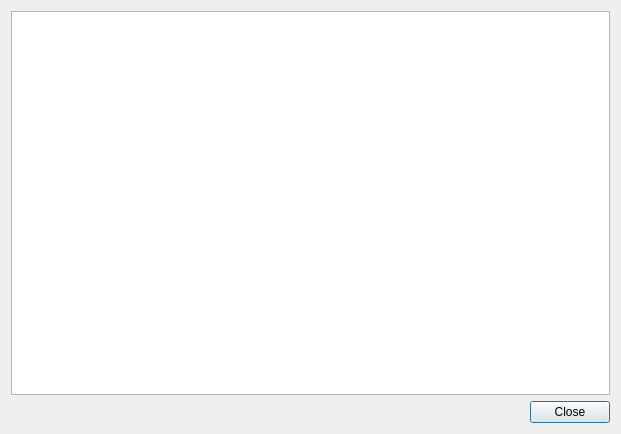
Old version of the form src/diagnosticsdialog.ui in the repository tomahawk-player/tomahawk.
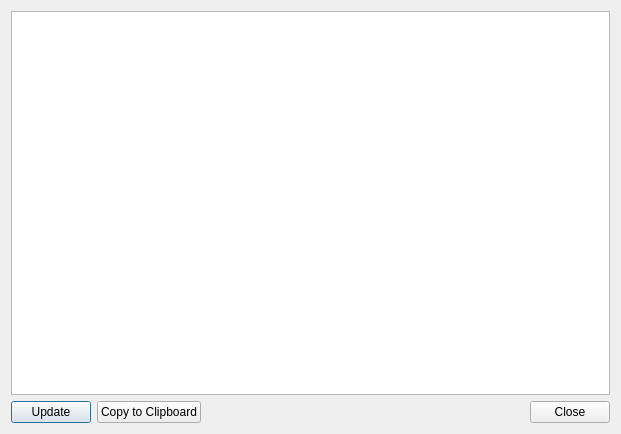
New version of the form.

Commit message: DiagnosticsDialog: add update and copy-to-clipboard button

```diff
--- a/src/diagnosticsdialog.ui
+++ b/src/diagnosticsdialog.ui
@@ -21,8 +21,28 @@
   </property>
   <layout class="QVBoxLayout" name="verticalLayout_2">
    <item>
+    <layout class="QVBoxLayout" name="verticalLayout">
+     <item>
     <widget class="QTextEdit" name="logView"/>
    </item>
+    </layout>
+   </item>
+   <item>
+    <layout class="QHBoxLayout" name="horizontalLayout">
+     <item>
+      <widget class="QPushButton" name="updateButton">
+       <property name="text">
+        <string>Update</string>
+       </property>
+      </widget>
+     </item>
+     <item>
+      <widget class="QPushButton" name="clipboardButton">
+       <property name="text">
+        <string>Copy to Clipboard</string>
+       </property>
+      </widget>
+     </item>
    <item>
     <widget class="QDialogButtonBox" name="buttonBox">
      <property name="orientation">
@@ -32,6 +52,8 @@
       <set>QDialogButtonBox::Close</set>
      </property>
     </widget>
+     </item>
+    </layout>
    </item>
   </layout>
  </widget>
```
Lines whose indentation alone changed are shown as unchanged. The commit also changes 2 other files.
